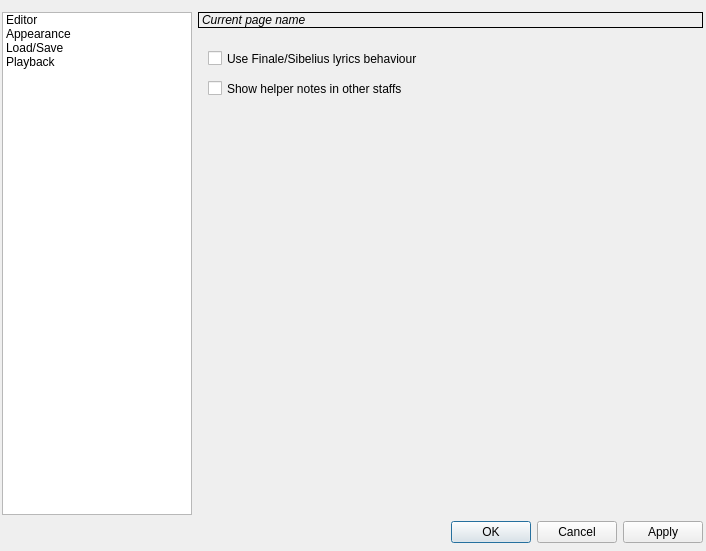
Before: the Qt Designer form trunk/src/ui/settingsdialog.ui in canorusmusic/canorus, drawn with Qt 5.
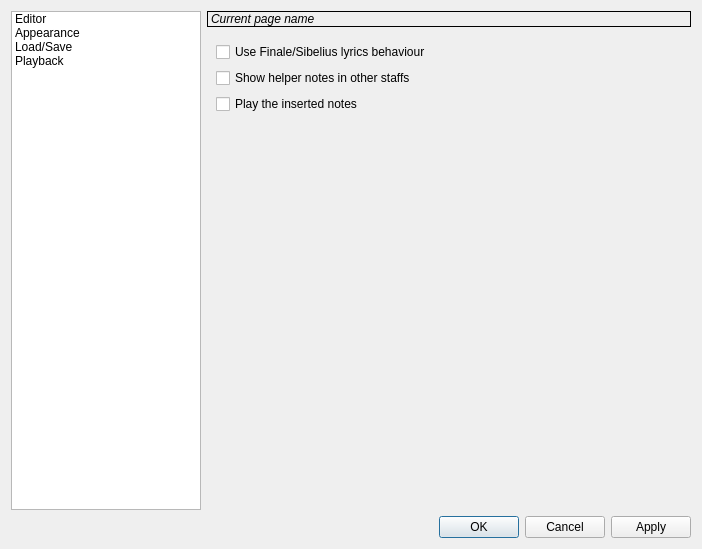
After: the same form once the commit is applied. Icons and pictures are not drawn. Custom widgets are drawn as their Qt base class.

Commit message: Added Play inserted note property.

Patch:
```diff
--- a/trunk/src/ui/settingsdialog.ui
+++ b/trunk/src/ui/settingsdialog.ui
@@ -5,23 +5,14 @@
    <rect>
     <x>0</x>
     <y>0</y>
-    <width>706</width>
-    <height>551</height>
+    <width>702</width>
+    <height>549</height>
    </rect>
   </property>
   <property name="windowTitle" >
    <string>Settings</string>
   </property>
-  <widget class="QWidget" name="layoutWidget" >
-   <property name="geometry" >
-    <rect>
-     <x>2</x>
-     <y>12</y>
-     <width>701</width>
-     <height>531</height>
-    </rect>
-   </property>
-   <layout class="QVBoxLayout" >
+  <layout class="QVBoxLayout" name="verticalLayout" >
     <item>
      <layout class="QHBoxLayout" >
       <property name="spacing" >
@@ -146,15 +137,9 @@
            <number>0</number>
           </property>
           <widget class="QWidget" name="editorSettings" >
+          <layout class="QVBoxLayout" name="verticalLayout_2" >
+           <item>
            <widget class="QCheckBox" name="uiFinaleLyricsCheckBox" >
-            <property name="geometry" >
-             <rect>
-              <x>10</x>
-              <y>10</y>
-              <width>431</width>
-              <height>29</height>
-             </rect>
-            </property>
             <property name="toolTip" >
              <string>When making hyphen, immediately jump to the next syllable without hitting space bar key.</string>
             </property>
@@ -162,15 +147,9 @@
              <string>Use Finale/Sibelius lyrics behaviour</string>
             </property>
            </widget>
+           </item>
+           <item>
            <widget class="QCheckBox" name="uiShadowNotesInOtherStaffs" >
-            <property name="geometry" >
-             <rect>
-              <x>10</x>
-              <y>40</y>
-              <width>431</width>
-              <height>29</height>
-             </rect>
-            </property>
             <property name="toolTip" >
              <string>When inserting notes, show the helper notes in all staffs, not only in the active one</string>
             </property>
@@ -178,6 +157,28 @@
              <string>Show helper notes in other staffs</string>
             </property>
            </widget>
+           </item>
+           <item>
+            <widget class="QCheckBox" name="uiPlayInsertedNotes" >
+             <property name="text" >
+              <string>Play the inserted notes</string>
+             </property>
+            </widget>
+           </item>
+           <item>
+            <spacer name="verticalSpacer" >
+             <property name="orientation" >
+              <enum>Qt::Vertical</enum>
+             </property>
+             <property name="sizeHint" stdset="0" >
+              <size>
+               <width>20</width>
+               <height>40</height>
+              </size>
+             </property>
+            </spacer>
+           </item>
+          </layout>
           </widget>
           <widget class="QWidget" name="appearanceSettings" >
            <widget class="QLabel" name="uiPreviewLabel" >
@@ -794,7 +795,6 @@
      </widget>
     </item>
    </layout>
-  </widget>
  </widget>
  <customwidgets>
   <customwidget>
```
Lines whose indentation alone changed are shown as unchanged. The commit also changes 9 other files.
